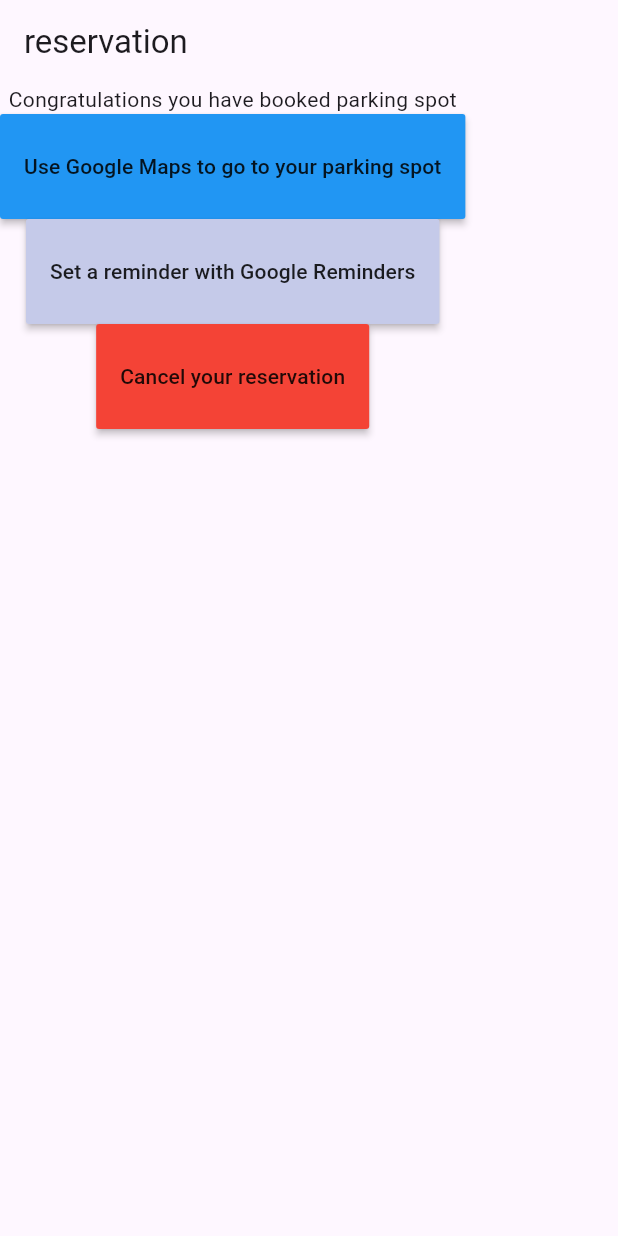
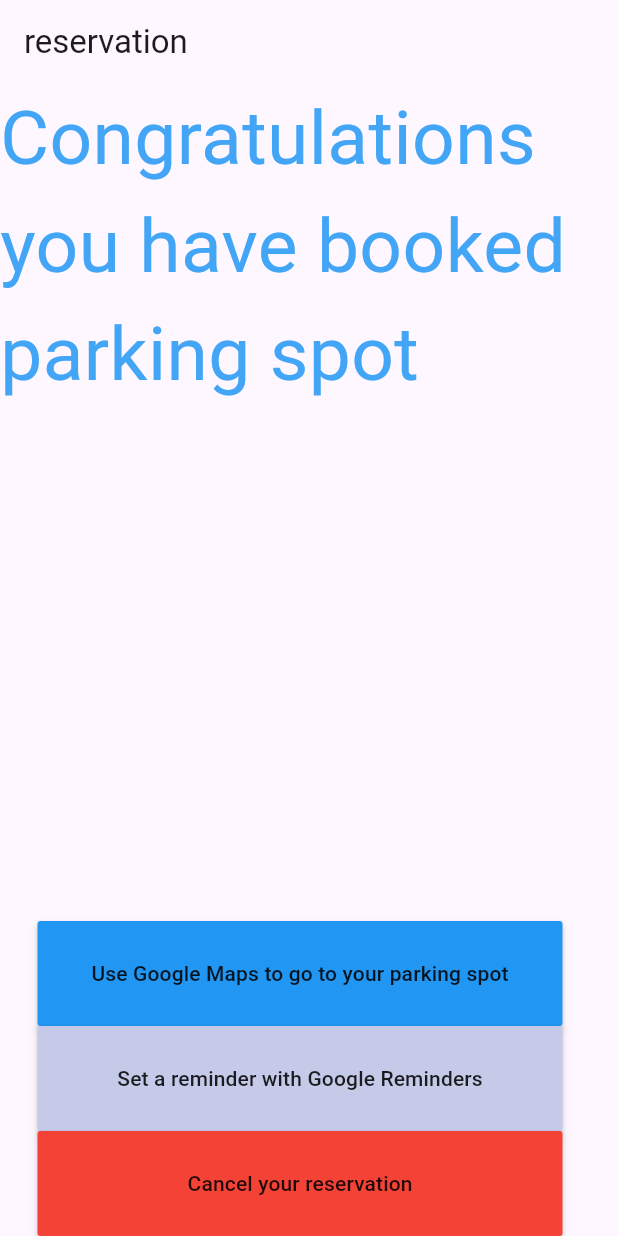
Before and after one commit to luisEd10/Proyecto_dev_mobiles, a Flutter app: the screen it shows after launch, on a phone screen of 412 x 824 dp. Run offline on Flutter 3.47's test engine with Material 3 defaults, Android fonts, the phone set to English and light mode, and no system bars; our stand-ins replace bloc, google_maps_flutter; missing offline and left inert: flutter_config.

Commit message:
correccion de estilo

```diff
--- a/project/lib/succesfull_reservation.dart
+++ b/project/lib/succesfull_reservation.dart
@@ -9,29 +9,43 @@ class SuccesfullReservation extends StatelessWidget {
       appBar: AppBar(
         title: Text('reservation'),
       ),
-      body: Column(
+      body: SizedBox(
+        width: 400,
+        child: Column(
           crossAxisAlignment: CrossAxisAlignment.center,
           children: [
-          Text("Congratulations you have booked parking spot", style: TextStyle(),),
-          MaterialButton(
+            Expanded(
+              child: Text("Congratulations you have booked parking spot", style: TextStyle(fontSize: 50, color:Colors.blue.shade400),)
+            ),
+            SizedBox(
+              width: 350,
+              child: MaterialButton(
                 color: Colors.blue,
                 height: 70,
                 onPressed: (){},
                 child: Text("Use Google Maps to go to your parking spot"),
               ),
-          MaterialButton(
+            ),
+            SizedBox(
+              width: 350,
+              child: MaterialButton(
                 onPressed: (){},
                 height: 70,
                 color: Colors.indigo[100],
                 child: Text("Set a reminder with Google Reminders"),
               ),
-          MaterialButton(
+            ),
+            SizedBox(
+              width: 350,
+              child: MaterialButton(
                 onPressed: (){},
                 height: 70,
                 color: Colors.red,
                 child: Text("Cancel your reservation"),
+              ),
             )
           ],
+        ),
       ),
     );
   }
```
Lines whose indentation alone changed are shown as unchanged.
